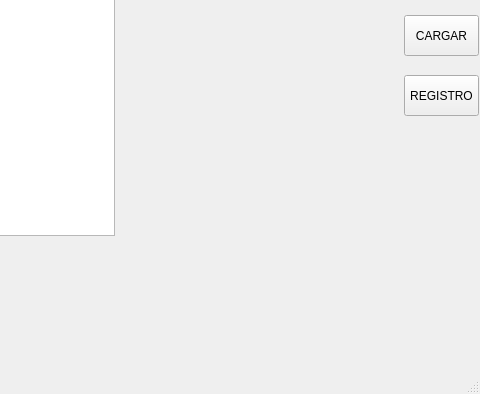
Qt form juego2020/mainwindow.ui (JuanLD89/Proyecto-final_) before a commit; both pictures show x 816 to 1296 and y 345 to 739 of the 1296 by 739 pixel window.
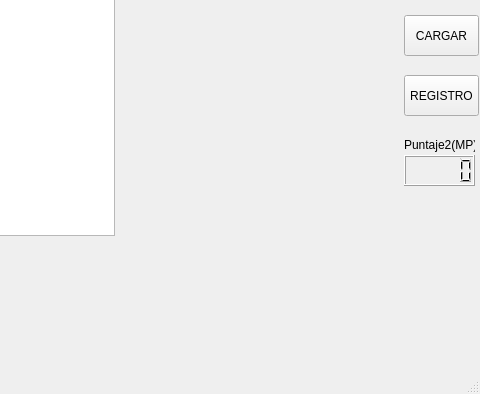
The same form after that commit.

Diff of the .ui file:
```diff
--- a/juego2020/mainwindow.ui
+++ b/juego2020/mainwindow.ui
@@ -135,6 +135,29 @@
      <string>REGISTRO</string>
     </property>
    </widget>
+   <widget class="QLCDNumber" name="lcdNumber_3">
+    <property name="geometry">
+     <rect>
+      <x>1220</x>
+      <y>500</y>
+      <width>71</width>
+      <height>31</height>
+     </rect>
+    </property>
+   </widget>
+   <widget class="QLabel" name="label_3">
+    <property name="geometry">
+     <rect>
+      <x>1220</x>
+      <y>480</y>
+      <width>71</width>
+      <height>20</height>
+     </rect>
+    </property>
+    <property name="text">
+     <string>Puntaje2(MP)</string>
+    </property>
+   </widget>
   </widget>
   <widget class="QMenuBar" name="menubar">
    <property name="geometry">
```
